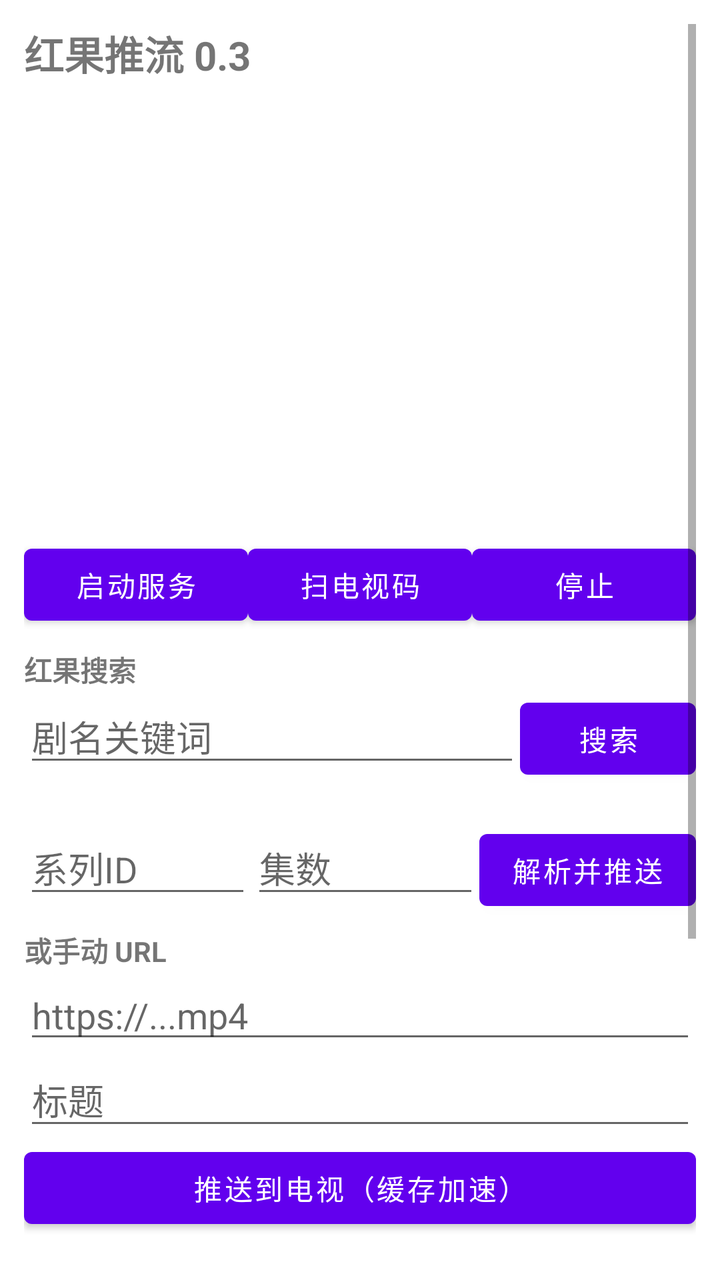
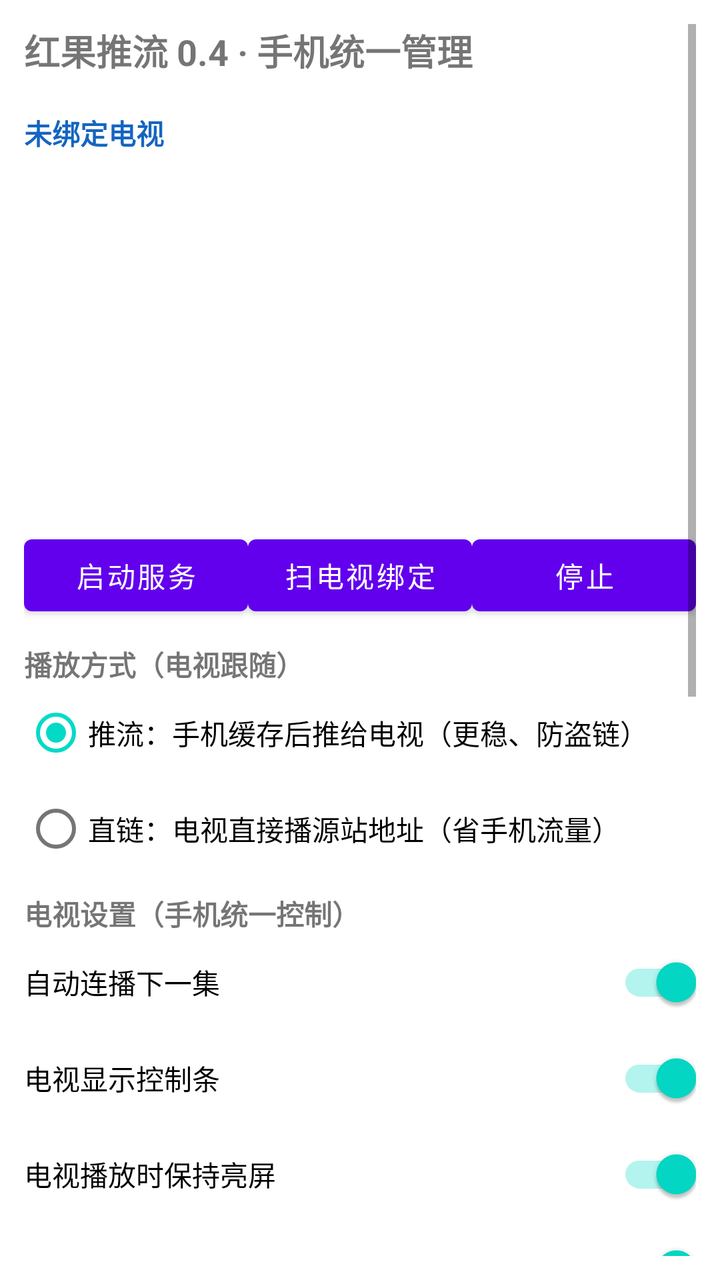

Two renders of the same Android screen: before a commit and after it. Below are the layout's source before the change and the commit's diff.
<!-- AndroidManifest.xml: application theme Theme.HongguoPhone -->
<!-- res/layout/activity_main.xml -->
<?xml version="1.0" encoding="utf-8"?>
<ScrollView xmlns:android="http://schemas.android.com/apk/res/android"
    android:layout_width="match_parent"
    android:layout_height="match_parent"
    android:padding="12dp">
    <LinearLayout android:orientation="vertical" android:layout_width="match_parent"
        android:layout_height="wrap_content">
        <TextView android:layout_width="match_parent" android:layout_height="wrap_content"
            android:text="红果推流 0.3" android:textSize="20sp" android:textStyle="bold" />
        <TextView android:id="@+id/status" android:layout_width="match_parent"
            android:layout_height="wrap_content" android:textSize="13sp" />
        <TextView android:id="@+id/pairCode" android:layout_width="match_parent"
            android:layout_height="wrap_content" android:textSize="22sp" android:textStyle="bold" />
        <ImageView android:id="@+id/qrImage" android:layout_width="180dp" android:layout_height="180dp"
            android:layout_gravity="center_horizontal" android:contentDescription="qr" />
        <LinearLayout android:orientation="horizontal" android:layout_width="match_parent"
            android:layout_height="wrap_content">
            <Button android:id="@+id/btnStart" android:layout_width="0dp" android:layout_weight="1"
                android:layout_height="wrap_content" android:text="启动服务" />
            <Button android:id="@+id/btnScanTv" android:layout_width="0dp" android:layout_weight="1"
                android:layout_height="wrap_content" android:text="扫电视码" />
            <Button android:id="@+id/btnStop" android:layout_width="0dp" android:layout_weight="1"
                android:layout_height="wrap_content" android:text="停止" />
        </LinearLayout>

        <TextView android:layout_width="match_parent" android:layout_height="wrap_content"
            android:textStyle="bold" android:text="红果搜索" android:layout_marginTop="8dp" />
        <LinearLayout android:orientation="horizontal" android:layout_width="match_parent"
            android:layout_height="wrap_content">
            <EditText android:id="@+id/searchInput" android:layout_width="0dp" android:layout_weight="1"
                android:layout_height="wrap_content" android:hint="剧名关键词" />
            <Button android:id="@+id/btnSearch" android:layout_width="wrap_content"
                android:layout_height="wrap_content" android:text="搜索" />
        </LinearLayout>
        <TextView android:id="@+id/searchResult" android:layout_width="match_parent"
            android:layout_height="wrap_content" android:textSize="13sp" android:textIsSelectable="true" />
        <LinearLayout android:orientation="horizontal" android:layout_width="match_parent"
            android:layout_height="wrap_content">
            <EditText android:id="@+id/seriesInput" android:layout_width="0dp" android:layout_weight="1"
                android:layout_height="wrap_content" android:hint="系列ID" android:inputType="number" />
            <EditText android:id="@+id/epInput" android:layout_width="0dp" android:layout_weight="1"
                android:layout_height="wrap_content" android:hint="集数" android:inputType="number" />
            <Button android:id="@+id/btnResolve" android:layout_width="wrap_content"
                android:layout_height="wrap_content" android:text="解析并推送" />
        </LinearLayout>

        <TextView android:layout_width="match_parent" android:layout_height="wrap_content"
            android:textStyle="bold" android:text="或手动 URL" android:layout_marginTop="6dp" />
        <EditText android:id="@+id/urlInput" android:layout_width="match_parent"
            android:layout_height="wrap_content" android:hint="https://...mp4" android:inputType="textUri" />
        <EditText android:id="@+id/titleInput" android:layout_width="match_parent"
            android:layout_height="wrap_content" android:hint="标题" />
        <Button android:id="@+id/btnPush" android:layout_width="match_parent"
            android:layout_height="wrap_content" android:text="推送到电视（缓存加速）" />

        <TextView android:layout_width="match_parent" android:layout_height="wrap_content"
            android:textStyle="bold" android:text="遥控" android:layout_marginTop="8dp" />
        <LinearLayout android:orientation="horizontal" android:layout_width="match_parent"
            android:layout_height="wrap_content">
            <Button android:id="@+id/btnPrev" android:layout_width="0dp" android:layout_weight="1"
                android:layout_height="wrap_content" android:text="上一集" />
            <Button android:id="@+id/btnPlay" android:layout_width="0dp" android:layout_weight="1"
                android:layout_height="wrap_content" android:text="播放" />
            <Button android:id="@+id/btnPause" android:layout_width="0dp" android:layout_weight="1"
                android:layout_height="wrap_content" android:text="暂停" />
            <Button android:id="@+id/btnNext" android:layout_width="0dp" android:layout_weight="1"
                android:layout_height="wrap_content" android:text="下一集" />
        </LinearLayout>
        <LinearLayout android:orientation="horizontal" android:layout_width="match_parent"
            android:layout_height="wrap_content">
            <Button android:id="@+id/btnSp075" android:layout_width="0dp" android:layout_weight="1"
                android:layout_height="wrap_content" android:text="0.75x" />
            <Button android:id="@+id/btnSp10" android:layout_width="0dp" android:layout_weight="1"
                android:layout_height="wrap_content" android:text="1x" />
            <Button android:id="@+id/btnSp125" android:layout_width="0dp" android:layout_weight="1"
                android:layout_height="wrap_content" android:text="1.25x" />
            <Button android:id="@+id/btnSp15" android:layout_width="0dp" android:layout_weight="1"
                android:layout_height="wrap_content" android:text="1.5x" />
            <Button android:id="@+id/btnSp20" android:layout_width="0dp" android:layout_weight="1"
                android:layout_height="wrap_content" android:text="2x" />
        </LinearLayout>
        <androidx.appcompat.widget.SwitchCompat android:id="@+id/switchAutoNext"
            android:layout_width="match_parent" android:layout_height="wrap_content"
            android:text="自动连播" android:checked="true" />
        <androidx.appcompat.widget.SwitchCompat android:id="@+id/switchProxy"
            android:layout_width="match_parent" android:layout_height="wrap_content"
            android:text="手机缓存推流（更流畅）" android:checked="true" />
        <TextView android:id="@+id/cacheStatus" android:layout_width="match_parent"
            android:layout_height="wrap_content" android:textSize="12sp" />
    </LinearLayout>
</ScrollView>
<!-- resources referenced by this layout -->
<resources>
  <style name="Theme.HongguoPhone" parent="Theme.MaterialComponents.DayNight.NoActionBar" />
</resources>

<!-- the commit's change to res/layout/activity_main.xml (unified diff, before → after) -->
@@ -6,25 +6,69 @@
     <LinearLayout android:orientation="vertical" android:layout_width="match_parent"
         android:layout_height="wrap_content">
         <TextView android:layout_width="match_parent" android:layout_height="wrap_content"
-            android:text="红果推流 0.3" android:textSize="20sp" android:textStyle="bold" />
+            android:text="红果推流 0.4 · 手机统一管理" android:textSize="18sp" android:textStyle="bold" />
         <TextView android:id="@+id/status" android:layout_width="match_parent"
             android:layout_height="wrap_content" android:textSize="13sp" />
+        <TextView android:id="@+id/bindStatus" android:layout_width="match_parent"
+            android:layout_height="wrap_content" android:textSize="14sp" android:textStyle="bold"
+            android:textColor="#1565C0" android:text="未绑定电视" />
         <TextView android:id="@+id/pairCode" android:layout_width="match_parent"
-            android:layout_height="wrap_content" android:textSize="22sp" android:textStyle="bold" />
-        <ImageView android:id="@+id/qrImage" android:layout_width="180dp" android:layout_height="180dp"
+            android:layout_height="wrap_content" android:textSize="20sp" android:textStyle="bold" />
+        <ImageView android:id="@+id/qrImage" android:layout_width="160dp" android:layout_height="160dp"
             android:layout_gravity="center_horizontal" android:contentDescription="qr" />
         <LinearLayout android:orientation="horizontal" android:layout_width="match_parent"
             android:layout_height="wrap_content">
             <Button android:id="@+id/btnStart" android:layout_width="0dp" android:layout_weight="1"
                 android:layout_height="wrap_content" android:text="启动服务" />
             <Button android:id="@+id/btnScanTv" android:layout_width="0dp" android:layout_weight="1"
-                android:layout_height="wrap_content" android:text="扫电视码" />
+                android:layout_height="wrap_content" android:text="扫电视绑定" />
             <Button android:id="@+id/btnStop" android:layout_width="0dp" android:layout_weight="1"
                 android:layout_height="wrap_content" android:text="停止" />
         </LinearLayout>
 
         <TextView android:layout_width="match_parent" android:layout_height="wrap_content"
-            android:textStyle="bold" android:text="红果搜索" android:layout_marginTop="8dp" />
+            android:layout_marginTop="10dp" android:textStyle="bold" android:text="播放方式（电视跟随）" />
+        <RadioGroup android:id="@+id/playModeGroup" android:layout_width="match_parent"
+            android:layout_height="wrap_content" android:orientation="vertical">
+            <RadioButton android:id="@+id/modeProxy" android:layout_width="match_parent"
+                android:layout_height="wrap_content" android:text="推流：手机缓存后推给电视（更稳、防盗链）"
+                android:checked="true" />
+            <RadioButton android:id="@+id/modeDirect" android:layout_width="match_parent"
+                android:layout_height="wrap_content" android:text="直链：电视直接播源站地址（省手机流量）" />
+        </RadioGroup>
+
+        <TextView android:layout_width="match_parent" android:layout_height="wrap_content"
+            android:layout_marginTop="8dp" android:textStyle="bold" android:text="电视设置（手机统一控制）" />
+        <androidx.appcompat.widget.SwitchCompat android:id="@+id/switchAutoNext"
+            android:layout_width="match_parent" android:layout_height="wrap_content"
+            android:text="自动连播下一集" android:checked="true" />
+        <androidx.appcompat.widget.SwitchCompat android:id="@+id/switchOverlay"
+            android:layout_width="match_parent" android:layout_height="wrap_content"
+            android:text="电视显示控制条" android:checked="true" />
+        <androidx.appcompat.widget.SwitchCompat android:id="@+id/switchKeepOn"
+            android:layout_width="match_parent" android:layout_height="wrap_content"
+            android:text="电视播放时保持亮屏" android:checked="true" />
+        <androidx.appcompat.widget.SwitchCompat android:id="@+id/switchTvLocal"
+            android:layout_width="match_parent" android:layout_height="wrap_content"
+            android:text="允许电视本机按键控制" android:checked="true" />
+        <TextView android:layout_width="match_parent" android:layout_height="wrap_content"
+            android:text="默认倍速" />
+        <LinearLayout android:orientation="horizontal" android:layout_width="match_parent"
+            android:layout_height="wrap_content">
+            <Button android:id="@+id/btnDef075" android:layout_width="0dp" android:layout_weight="1"
+                android:layout_height="wrap_content" android:text="0.75" />
+            <Button android:id="@+id/btnDef10" android:layout_width="0dp" android:layout_weight="1"
+                android:layout_height="wrap_content" android:text="1.0" />
+            <Button android:id="@+id/btnDef125" android:layout_width="0dp" android:layout_weight="1"
+                android:layout_height="wrap_content" android:text="1.25" />
+            <Button android:id="@+id/btnDef15" android:layout_width="0dp" android:layout_weight="1"
+                android:layout_height="wrap_content" android:text="1.5" />
+            <Button android:id="@+id/btnDef20" android:layout_width="0dp" android:layout_weight="1"
+                android:layout_height="wrap_content" android:text="2.0" />
+        </LinearLayout>
+
+        <TextView android:layout_width="match_parent" android:layout_height="wrap_content"
+            android:layout_marginTop="8dp" android:textStyle="bold" android:text="红果搜索" />
         <LinearLayout android:orientation="horizontal" android:layout_width="match_parent"
             android:layout_height="wrap_content">
             <EditText android:id="@+id/searchInput" android:layout_width="0dp" android:layout_weight="1"
@@ -41,20 +85,20 @@
             <EditText android:id="@+id/epInput" android:layout_width="0dp" android:layout_weight="1"
                 android:layout_height="wrap_content" android:hint="集数" android:inputType="number" />
             <Button android:id="@+id/btnResolve" android:layout_width="wrap_content"
-                android:layout_height="wrap_content" android:text="解析并推送" />
+                android:layout_height="wrap_content" android:text="解析推送" />
         </LinearLayout>
 
         <TextView android:layout_width="match_parent" android:layout_height="wrap_content"
-            android:textStyle="bold" android:text="或手动 URL" android:layout_marginTop="6dp" />
+            android:textStyle="bold" android:text="手动 URL" />
         <EditText android:id="@+id/urlInput" android:layout_width="match_parent"
             android:layout_height="wrap_content" android:hint="https://...mp4" android:inputType="textUri" />
         <EditText android:id="@+id/titleInput" android:layout_width="match_parent"
             android:layout_height="wrap_content" android:hint="标题" />
         <Button android:id="@+id/btnPush" android:layout_width="match_parent"
-            android:layout_height="wrap_content" android:text="推送到电视（缓存加速）" />
+            android:layout_height="wrap_content" android:text="推送到电视" />
 
         <TextView android:layout_width="match_parent" android:layout_height="wrap_content"
-            android:textStyle="bold" android:text="遥控" android:layout_marginTop="8dp" />
+            android:layout_marginTop="8dp" android:textStyle="bold" android:text="播放遥控" />
         <LinearLayout android:orientation="horizontal" android:layout_width="match_parent"
             android:layout_height="wrap_content">
             <Button android:id="@+id/btnPrev" android:layout_width="0dp" android:layout_weight="1"
@@ -79,12 +123,6 @@
             <Button android:id="@+id/btnSp20" android:layout_width="0dp" android:layout_weight="1"
                 android:layout_height="wrap_content" android:text="2x" />
         </LinearLayout>
-        <androidx.appcompat.widget.SwitchCompat android:id="@+id/switchAutoNext"
-            android:layout_width="match_parent" android:layout_height="wrap_content"
-            android:text="自动连播" android:checked="true" />
-        <androidx.appcompat.widget.SwitchCompat android:id="@+id/switchProxy"
-            android:layout_width="match_parent" android:layout_height="wrap_content"
-            android:text="手机缓存推流（更流畅）" android:checked="true" />
         <TextView android:id="@+id/cacheStatus" android:layout_width="match_parent"
             android:layout_height="wrap_content" android:textSize="12sp" />
     </LinearLayout>
